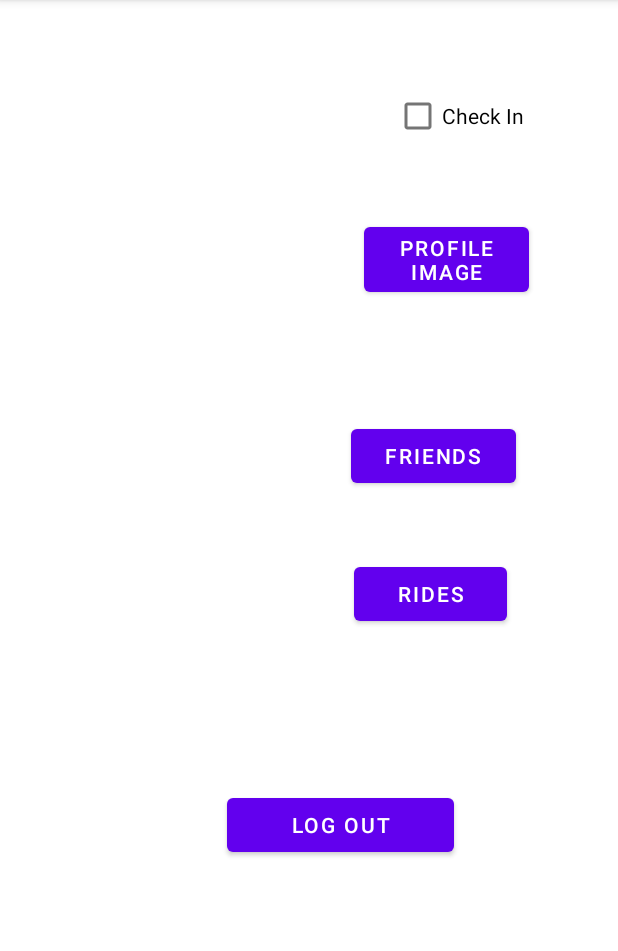
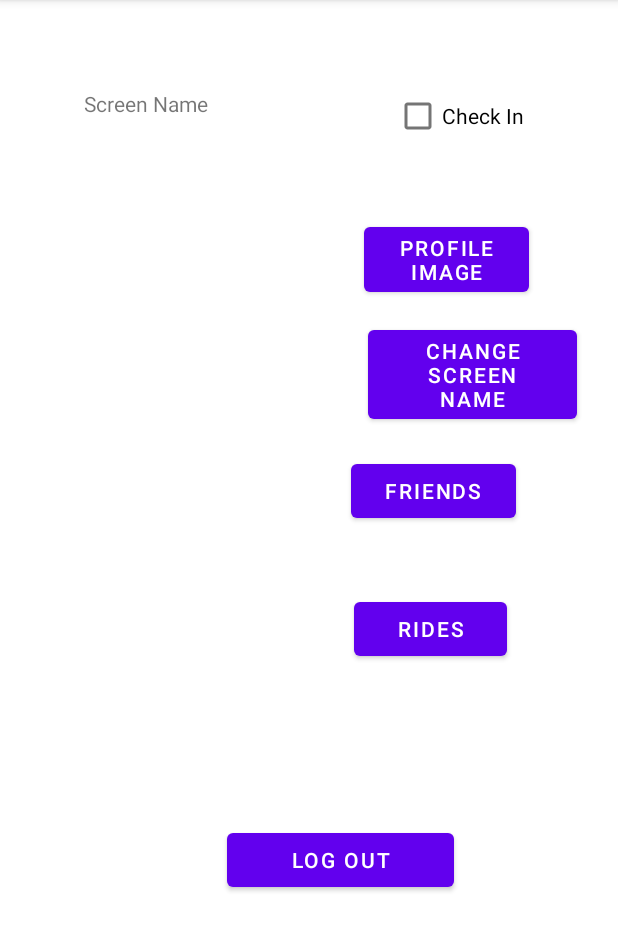
Before and after one commit to Team-Coaster/coaster_life, an Android app: the MainActivity screen opened directly, with no data from a screen before it, on a phone screen of 412 x 824 dp, the part 84-1035 px from its top. Run offline under Robolectric (Android 15) with nearby library versions, the phone set to English and light mode, and no system bars; libraries missing offline, so code that uses them is left out: com.parse.

```diff
--- a/app/src/main/java/com/teamcoaster/coasterlife/App.java
+++ b/app/src/main/java/com/teamcoaster/coasterlife/App.java
@@ -3,11 +3,13 @@ package com.teamcoaster.coasterlife;
 import android.app.Application;
 
 import com.parse.Parse;
+import com.parse.ParseObject;
 
 public class App extends Application {
     @Override
     public void onCreate() {
         super.onCreate();
+        ParseObject.registerSubclass(Profile.class);
         Parse.initialize(new Parse.Configuration.Builder(this)
                 .applicationId(getString(R.string.back4app_app_id))
                 .clientKey(getString(R.string.back4app_client_key))
--- a/app/src/main/java/com/teamcoaster/coasterlife/MainActivity.java
+++ b/app/src/main/java/com/teamcoaster/coasterlife/MainActivity.java
@@ -4,11 +4,14 @@ import androidx.appcompat.app.AppCompatActivity;
 
 import android.content.Intent;
 import android.os.Bundle;
+import android.provider.MediaStore;
 import android.view.View;
 import android.widget.Button;
 import android.widget.CheckBox;
 import android.widget.ImageButton;
+import android.widget.TextView;
 
+import com.parse.ParseQuery;
 import com.parse.ParseUser;
 
 public class MainActivity extends AppCompatActivity {
@@ -19,6 +22,8 @@ public class MainActivity extends AppCompatActivity {
     private Button btnFriends;
     private Button btnRides;
     private Button btnLogout;
+    private Button btnSN;
+    private TextView tvSN;
     private CheckBox cbCheckin;
 
     @Override
@@ -31,7 +36,28 @@ public class MainActivity extends AppCompatActivity {
         btnFriends = findViewById(R.id.btnFriends);
         btnRides = findViewById(R.id.btnRides);
         btnLogout = findViewById(R.id.btnLogout);
+        btnSN = findViewById(R.id.btnSN);
+        tvSN = findViewById(R.id.tvSN);
+
         cbCheckin = findViewById(R.id.cbCheckin);
+
+        btnProfileImg.setOnClickListener(new View.OnClickListener() {
+            @Override
+            public void onClick(View view) {
+                gotoGallery();
+            }
+        });
+
+        btnSN.setOnClickListener(new View.OnClickListener() {
+            @Override
+            public void onClick(View view) {
+                ParseUser currentUser = ParseUser.getCurrentUser();
+                Profile profile = new Profile();
+                gotoNameChange();
+                //String name = getName(currentUser);
+            }
+        });
+
 
         btnLogout.setOnClickListener(new View.OnClickListener() {
             @Override
@@ -45,6 +71,22 @@ public class MainActivity extends AppCompatActivity {
         });
 
     }
+    /*
+    private String getName(ParseUser currentUser) {
+        ParseQuery<Profile> query = ParseQuery.getQuery(Profile.class);
+        query.whereEqualTo("")
+    }
+    */
+    private void gotoNameChange() {
+        Intent i = new Intent(this, NameChange.class);
+        startActivity(i);
+        finish();
+    }
+
+    private void gotoGallery() {
+        Intent i = new Intent(Intent.ACTION_PICK, MediaStore.Images.Media.EXTERNAL_CONTENT_URI);
+        startActivityForResult(i,3);
+    }
 
     private void gotoLogin() {
         Intent i = new Intent(this, Login.class);
--- a/app/src/main/res/layout/activity_main.xml
+++ b/app/src/main/res/layout/activity_main.xml
@@ -1,10 +1,11 @@
 <?xml version="1.0" encoding="utf-8"?>
-<RelativeLayout
-    xmlns:android="http://schemas.android.com/apk/res/android"
+<RelativeLayout xmlns:android="http://schemas.android.com/apk/res/android"
     xmlns:app="http://schemas.android.com/apk/res-auto"
     xmlns:tools="http://schemas.android.com/tools"
+    android:id="@+id/tvScreenName"
     android:layout_width="match_parent"
     android:layout_height="match_parent"
+    android:textAlignment="center"
     tools:context=".MainActivity">
 
 
@@ -14,8 +15,8 @@
         android:layout_height="204dp"
         android:layout_alignParentStart="true"
         android:layout_alignParentTop="true"
-        android:layout_marginStart="-2dp"
-        android:layout_marginTop="3dp"
+        android:layout_marginStart="2dp"
+        android:layout_marginTop="78dp"
         android:background="@null"
         android:contentDescription="@string/profileimg"
         android:visibility="visible"
@@ -37,9 +38,9 @@
         android:id="@+id/btnFriends"
         android:layout_width="110dp"
         android:layout_height="wrap_content"
-        android:layout_below="@+id/btnProfileImg"
+        android:layout_below="@+id/btnSN"
         android:layout_alignParentEnd="true"
-        android:layout_marginTop="79dp"
+        android:layout_marginTop="18dp"
         android:layout_marginEnd="68dp"
         android:text="@string/Friends" />
 
@@ -74,5 +75,25 @@
         android:layout_marginEnd="42dp"
         android:text="@string/checkin" />
 
+    <TextView
+        android:id="@+id/tvSN"
+        android:layout_width="117dp"
+        android:layout_height="wrap_content"
+        android:layout_alignParentStart="true"
+        android:layout_alignParentTop="true"
+        android:layout_marginStart="56dp"
+        android:layout_marginTop="59dp"
+        android:text="@string/screenname" />
+
+    <Button
+        android:id="@+id/btnSN"
+        android:layout_width="139dp"
+        android:layout_height="wrap_content"
+        android:layout_below="@+id/btnProfileImg"
+        android:layout_alignParentEnd="true"
+        android:layout_marginTop="13dp"
+        android:layout_marginEnd="27dp"
+        android:text="@string/changeSN" />
+
 
 </RelativeLayout>
--- a/app/src/main/res/values/strings.xml
+++ b/app/src/main/res/values/strings.xml
@@ -15,4 +15,7 @@
     <string name="Friends">Friends</string>
     <string name="logout">Log Out</string>
     <string name="profileimg">Profile Image</string>
+    <string name="screenname">Screen Name</string>
+    <string name="changeSN">Change Screen Name</string>
+    <string name="submit">Submit</string>
 </resources>
```
Also changed, not shown: app/src/main/AndroidManifest.xml (+8 -5 lines), app/src/main/java/com/teamcoaster/coasterlife/NameChange.java (added, +67 -0 lines), app/src/main/java/com/teamcoaster/coasterlife/Profile.java (+14 -0 lines), app/src/main/java/com/teamcoaster/coasterlife/signup.java (+23 -2 lines), app/src/main/res/layout/activity_name_change.xml (added, +32 -0 lines).
